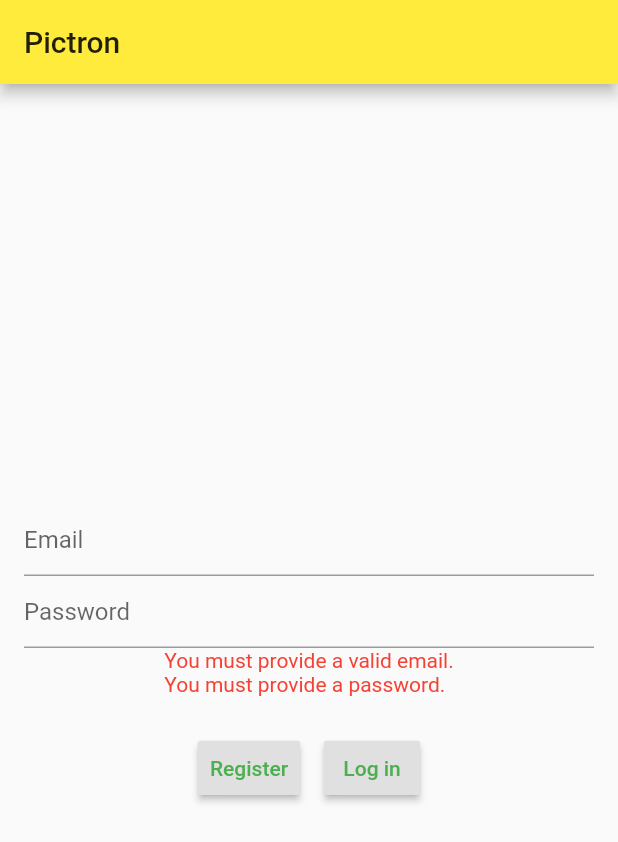
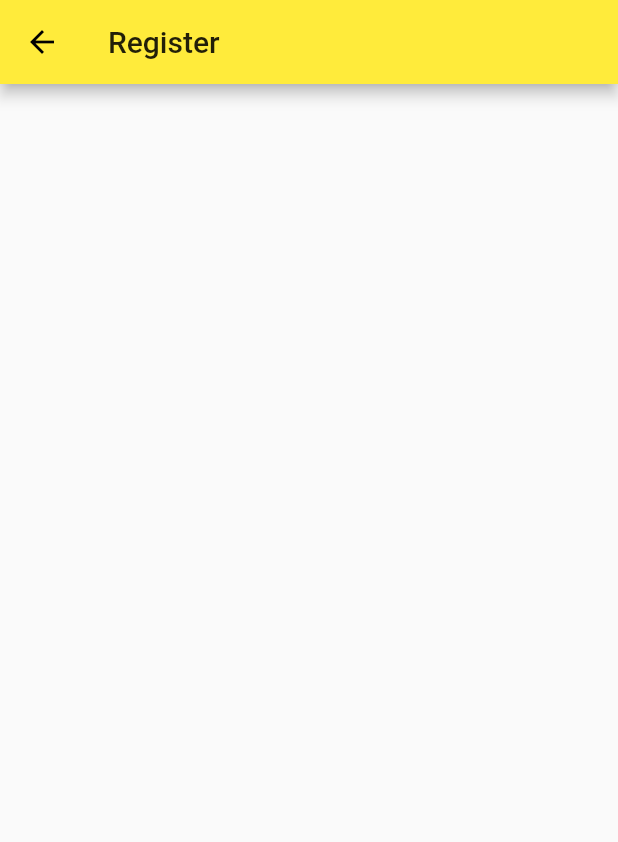
Before and after one commit to abvg9/pictron, a Flutter app: the screen it shows after launch, after a tap on "Log in", after a tap on "Register", on a phone screen of 412 x 824 dp. Shown: the top 842 px of the screen. Run offline on Flutter 3.47's test engine with Material 2 defaults, Android fonts, the phone set to English and light mode, and no system bars.

Commit message:
Added button to go to the register page and create a template for the register view.

```diff
--- a/lib/view/login.dart
+++ b/lib/view/login.dart
@@ -2,6 +2,8 @@ import 'package:flutter/material.dart';
 import 'package:pictron/logic/validation/string_validator.dart';
 import 'package:pictron/view/widget/text/pictron_password_text_field.dart';
 import 'package:pictron/view/widget/text/pictron_text_field.dart';
+import 'package:pictron/view/widget/button/pictron_base_button.dart';
+import 'package:pictron/view/register.dart';
 
 class LoginPage extends StatefulWidget {
   final String title;
@@ -14,15 +16,29 @@ class LoginPage extends StatefulWidget {
 
 class _LoginPageState extends State<LoginPage> {
   StringValidator _stringValidator;
+
   PictronTextField _emailTextField;
   PictronPasswordTextField _passwordTextField;
+
   String _errorMessage;
+
+  PictronBaseButton _logInButton;
+  PictronBaseButton _regInButton;
 
   _LoginPageState() {
     _errorMessage = '';
     _emailTextField = PictronTextField(placeholder: 'Email');
     _passwordTextField = PictronPasswordTextField(placeholder: 'Password');
     _stringValidator = new StringValidator();
+
+    _logInButton = PictronBaseButton(
+        text: 'Log in',
+        function: _checkFields,
+        textStyle: TextStyle(color: Colors.green));
+    _regInButton = PictronBaseButton(
+        text: 'Register',
+        function: _goToRegister,
+        textStyle: TextStyle(color: Colors.green));
   }
 
   void _checkFields() {
@@ -36,6 +52,13 @@ class _LoginPageState extends State<LoginPage> {
     setState(() {
       _errorMessage = errors.toString();
     });
+  }
+
+  void _goToRegister() {
+    Navigator.push(
+      context,
+      MaterialPageRoute(builder: (context) => Register()),
+    );
   }
 
   @override
@@ -54,27 +77,10 @@ class _LoginPageState extends State<LoginPage> {
           Row(
             mainAxisAlignment: MainAxisAlignment.center,
             children: <Widget>[
-              ButtonBar(
-                children: <Widget>[
-                  RaisedButton(
-                      onPressed: () {
-                        _checkFields();
-                      },
-                      child:
-                          Text('Register', style: TextStyle(color: Colors.green)))
+              _logInButton,
+              _regInButton,
             ],
-              ),
-              ButtonBar(
-                children: <Widget>[
-                  RaisedButton(
-                      onPressed: () {
-                        _checkFields();
-                      },
-                      child:
-                          Text('Log in', style: TextStyle(color: Colors.green)))
-                ],
-              ),
-            ],)
+          )
         ],
       ),
       constraints: BoxConstraints(maxHeight: 400, maxWidth: 400),
--- /dev/null
+++ b/lib/view/register.dart
@@ -0,0 +1,23 @@
+import 'package:flutter/material.dart';
+import 'package:pictron/view/widget/button/pictron_base_button.dart';
+
+class Register extends StatelessWidget {
+  @override
+  Widget build(BuildContext context) {
+    Widget container = Container(
+      child: Column(
+        mainAxisAlignment: MainAxisAlignment.center,
+        crossAxisAlignment: CrossAxisAlignment.center,
+        children: <Widget>[],
+      ),
+      constraints: BoxConstraints(maxHeight: 400, maxWidth: 400),
+      padding: EdgeInsets.all(10),
+    );
+    return Scaffold(
+      appBar: AppBar(
+        title: Text("Register"),
+      ),
+      body: Center(child: container),
+    );
+  }
+}
```
Lines whose indentation alone changed are shown as unchanged.
